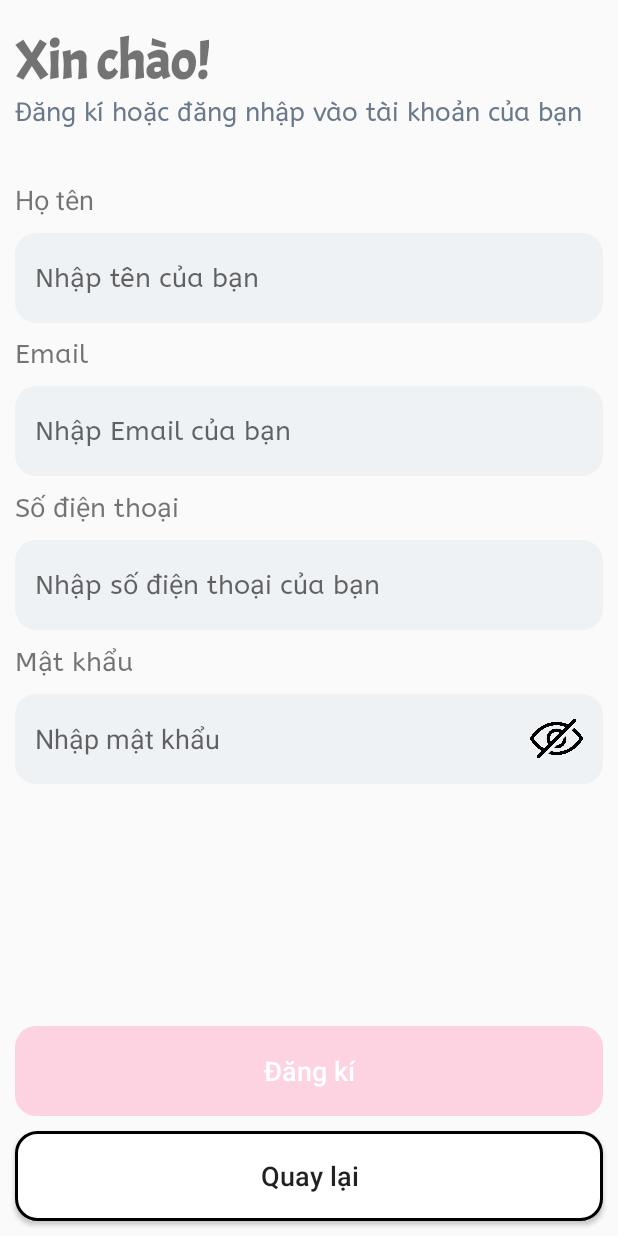
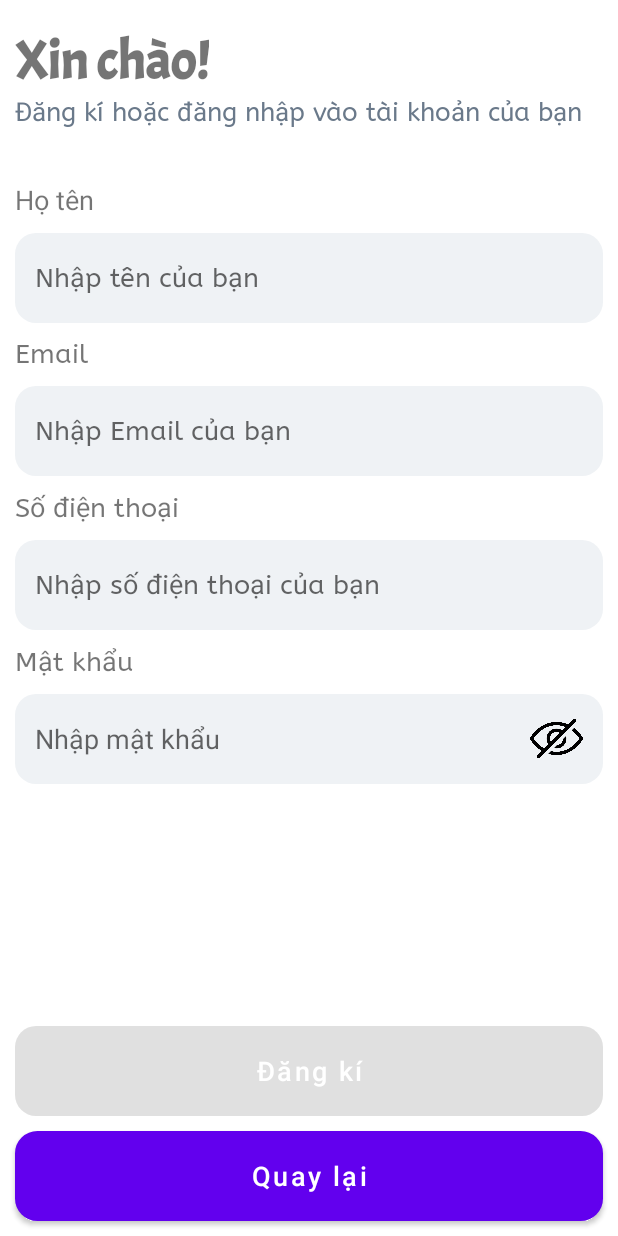
Before and after one commit to thongnguyen121/BeautyStore, an Android app: the SignUpActivity screen opened directly, with no data from a screen before it, on a phone screen of 412 x 824 dp. Run offline under Robolectric (Android 15) with nearby library versions, the phone set to English and light mode, and no system bars; our stand-ins replace Firebase (no records; nobody signed in at launch, a user with empty details on screens opened directly).

Commit message:
thay doi trong theme Apcompat thanh MaterialComponents

```diff
--- a/app/src/main/res/values-night/themes.xml
+++ b/app/src/main/res/values-night/themes.xml
@@ -1,6 +1,6 @@
 <resources xmlns:tools="http://schemas.android.com/tools">
     <!-- Base application theme. -->
-    <style name="Base.Theme.BeautyStore" parent="Theme.AppCompat.DayNight.NoActionBar">
+    <style name="Base.Theme.BeautyStore" parent="Theme.MaterialComponents.DayNight.NoActionBar">
         <!-- Customize your dark theme here. -->
         <!-- <item name="colorPrimary">@color/my_dark_primary</item> -->
     </style>
--- a/app/src/main/res/values/themes.xml
+++ b/app/src/main/res/values/themes.xml
@@ -1,6 +1,6 @@
 <resources xmlns:tools="http://schemas.android.com/tools">
     <!-- Base application theme. -->
-    <style name="Base.Theme.BeautyStore" parent="Theme.AppCompat.DayNight.NoActionBar">
+    <style name="Base.Theme.BeautyStore" parent="Theme.MaterialComponents.DayNight.NoActionBar">
         <!-- Customize your light theme here. -->
         <!-- <item name="colorPrimary">@color/my_light_primary</item> -->
     </style>
```
